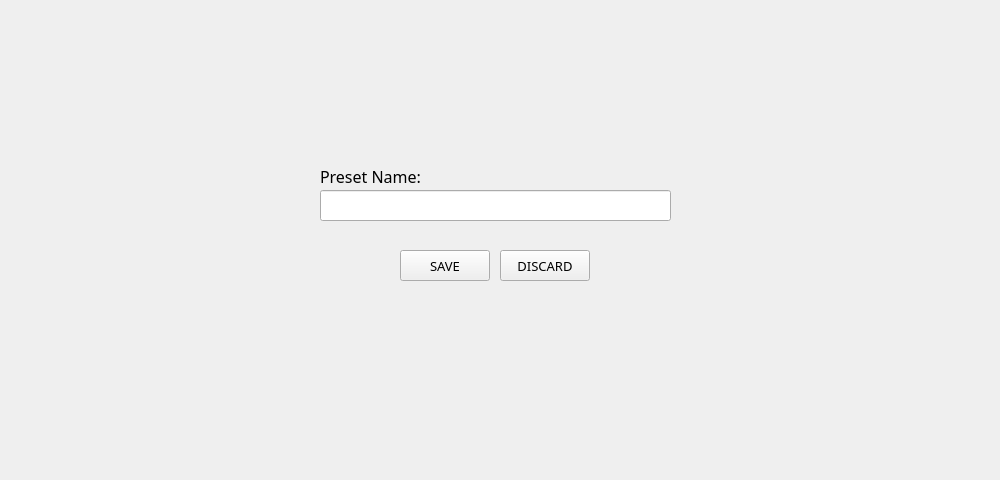
The window that RenamePreset.ui (Markgundam/TexturePacker) describes before a commit, drawn with Qt 5.
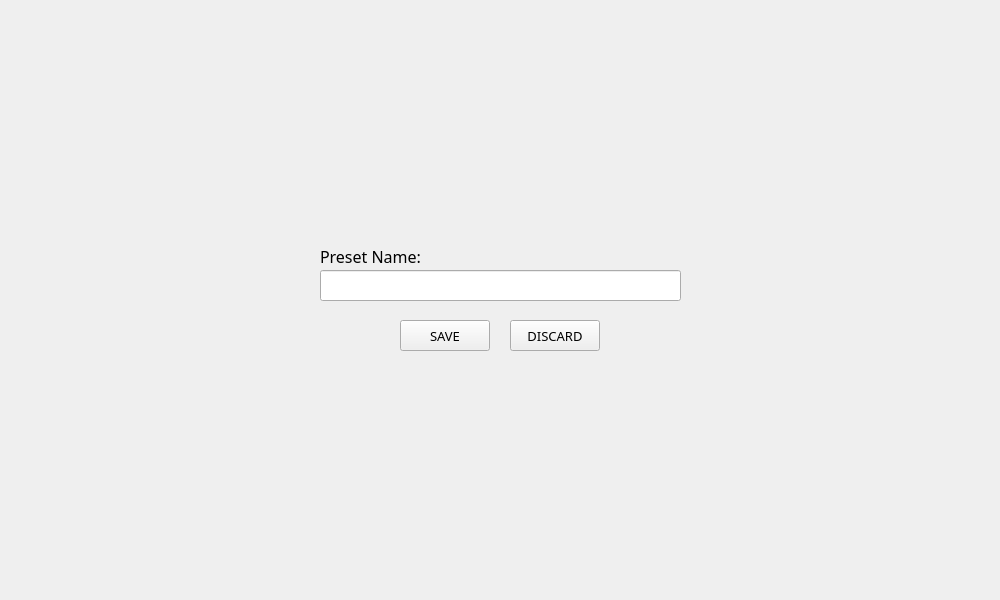
The same window after the commit.

Patch:
```diff
--- a/RenamePreset.ui
+++ b/RenamePreset.ui
@@ -7,9 +7,15 @@
     <x>0</x>
     <y>0</y>
     <width>1000</width>
-    <height>480</height>
+    <height>600</height>
    </rect>
   </property>
+  <property name="minimumSize">
+   <size>
+    <width>1000</width>
+    <height>600</height>
+   </size>
+  </property>
   <property name="windowTitle">
    <string>RenamePreset</string>
   </property>
@@ -17,7 +23,7 @@
    <property name="geometry">
     <rect>
      <x>320</x>
-     <y>160</y>
+     <y>240</y>
      <width>111</width>
      <height>32</height>
     </rect>
@@ -36,8 +42,8 @@
    <property name="geometry">
     <rect>
      <x>320</x>
-     <y>190</y>
-     <width>351</width>
+     <y>270</y>
+     <width>361</width>
      <height>31</height>
     </rect>
    </property>
@@ -55,7 +61,7 @@
    <property name="geometry">
     <rect>
      <x>400</x>
-     <y>250</y>
+     <y>320</y>
      <width>90</width>
      <height>31</height>
     </rect>
@@ -75,8 +81,8 @@
   <widget class="QPushButton" name="DiscardNameButton">
    <property name="geometry">
     <rect>
-     <x>500</x>
-     <y>250</y>
+     <x>510</x>
+     <y>320</y>
      <width>90</width>
      <height>31</height>
     </rect>
```
